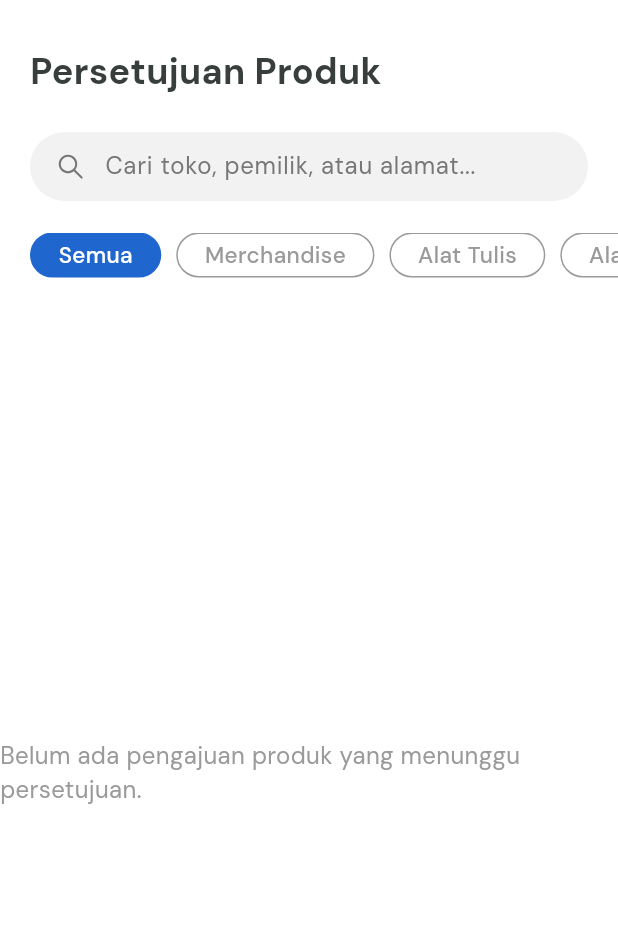
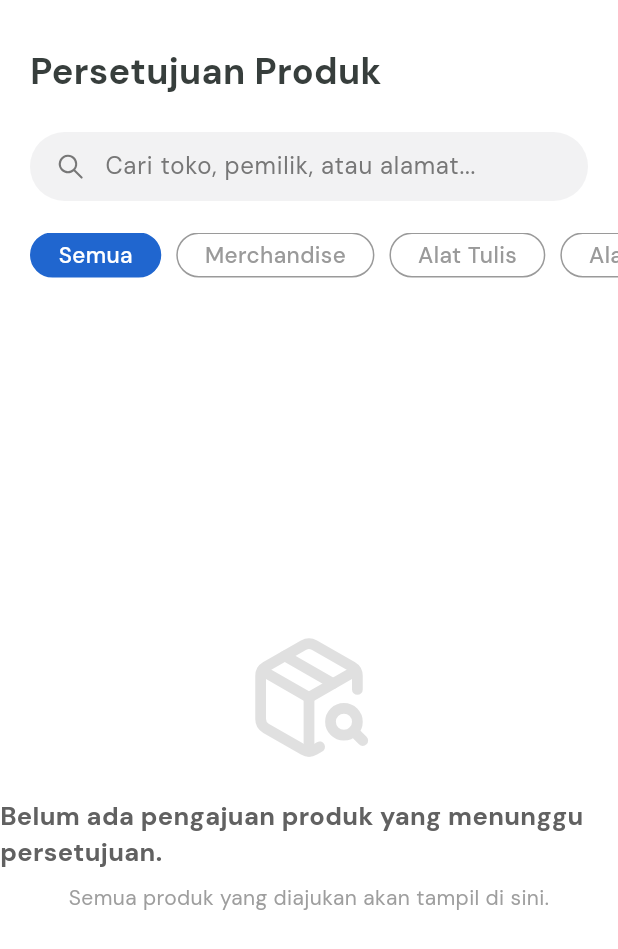
Before and after one commit to RayhanLauzzadani/abc-project, a Flutter app: the AdminProductApprovalPage widget shown alone on an empty page, opened directly, on a phone screen of 412 x 824 dp. Shown: the top 949 px of the screen. Run offline on Flutter 3.47's test engine with Material 3 defaults, Android fonts, the phone set to English and light mode, and no system bars; our stand-ins replace another_flushbar, camera, cloud_firestore, dotted_border, firebase_auth, firebase_core and 12 more; missing offline and left inert: google_mlkit_text_recognition; accounts and stored records are empty.

Commit message:
style: approval products admin, seller page

```diff
--- a/lib/admin/features/approval/product/admin_product_approval_page.dart
+++ b/lib/admin/features/approval/product/admin_product_approval_page.dart
@@ -7,6 +7,7 @@ import 'package:abc_e_mart/admin/features/approval/product/admin_product_approva
 import 'package:abc_e_mart/admin/widgets/admin_search_bar.dart';
 import 'package:abc_e_mart/widgets/category_selector.dart';
 import 'package:cloud_firestore/cloud_firestore.dart';
+import 'package:lucide_icons/lucide_icons.dart';
 
 class AdminProductApprovalPage extends StatefulWidget {
   const AdminProductApprovalPage({super.key});
@@ -139,13 +140,38 @@ class _AdminProductApprovalPageState extends State<AdminProductApprovalPage> {
               }).toList();
 
               if (filteredProducts.isEmpty) {
-                return const Center(
-                  child: Text(
-                    "Belum ada pengajuan produk yang menunggu persetujuan.",
-                    style: TextStyle(
-                      color: Color(0xFF9A9A9A),
-                      fontSize: 16,
-                    ),
+                return Center(
+                  child: Column(
+                    mainAxisAlignment: MainAxisAlignment.center,
+                    children: [
+                      Icon(
+                        LucideIcons.packageSearch,
+                        size: 86,
+                        color: Colors.grey[300],
+                      ),
+                      const SizedBox(height: 24),
+                      Text(
+                        _selectedCategory == 0 && _searchText.isEmpty
+                            ? "Belum ada pengajuan produk yang menunggu persetujuan."
+                            : "Tidak ada produk di kategori ini",
+                        style: GoogleFonts.dmSans(
+                          fontSize: 17,
+                          fontWeight: FontWeight.bold,
+                          color: Colors.grey[700],
+                        ),
+                      ),
+                      const SizedBox(height: 8),
+                      Text(
+                        _selectedCategory == 0 && _searchText.isEmpty
+                            ? "Semua produk yang diajukan akan tampil di sini."
+                            : "Coba pilih kategori lain atau cek kembali.",
+                        style: GoogleFonts.dmSans(
+                          fontSize: 14,
+                          color: Colors.grey[500],
+                        ),
+                        textAlign: TextAlign.center,
+                      ),
+                    ],
                   ),
                 );
               }
```
Also changed, not shown: lib/admin/features/approval/product/admin_product_approval_detail_page.dart (+16 -8 lines), lib/seller/features/products/products_page.dart (+30 -4 lines), lib/seller/features/products/products_tab_mine.dart (+42 -6 lines), lib/seller/widgets/product_submission_status_page.dart (+9 -7 lines), lib/seller/widgets/success_delete_product.dart (added, +58 -0 lines).
